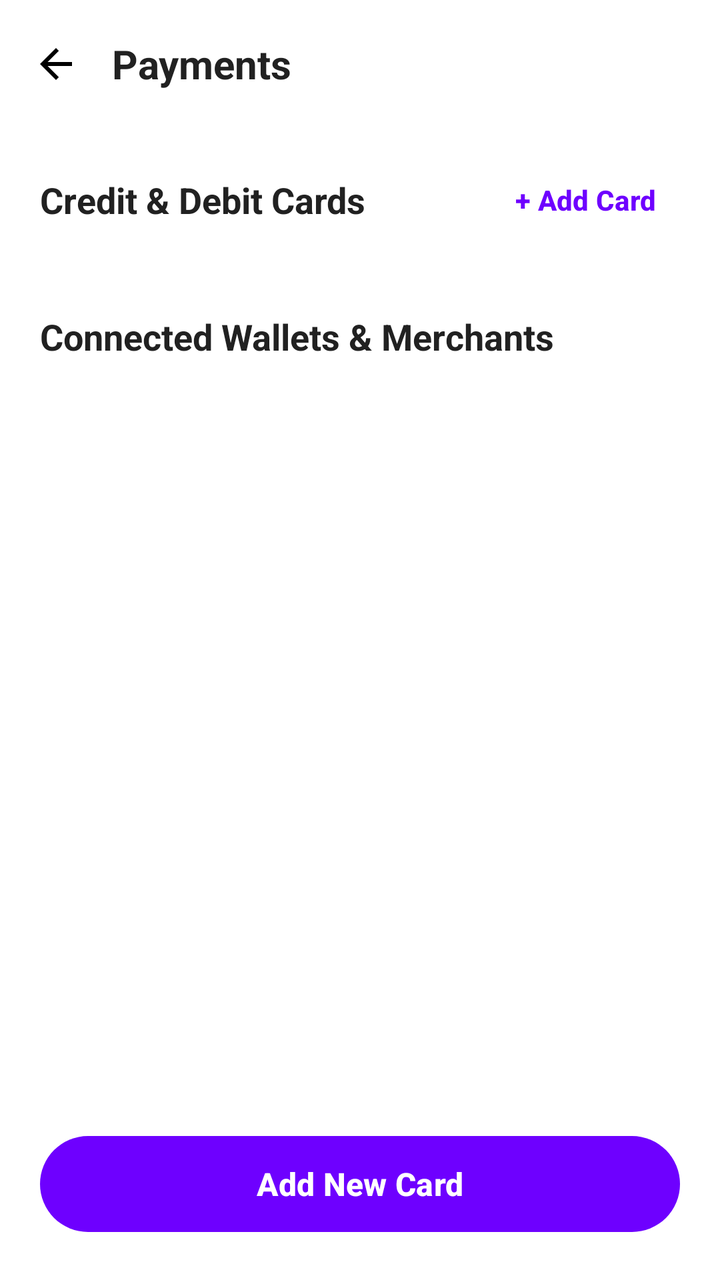
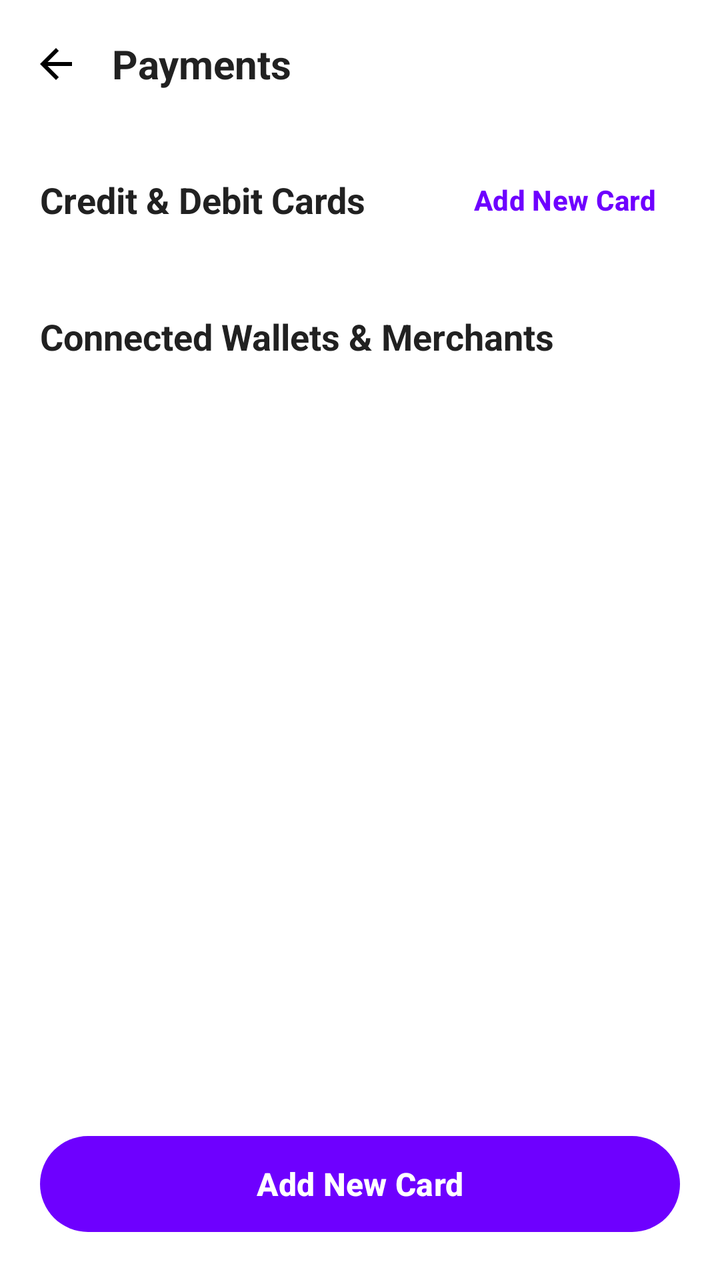

An Android layout rendered at two revisions. The XML below is the earlier revision; the diff shows what the commit changed to produce the second picture.
<!-- AndroidManifest.xml: application theme Theme.Zarur -->
<!-- res/layout/fragment_payments.xml -->
<?xml version="1.0" encoding="utf-8"?>
<androidx.coordinatorlayout.widget.CoordinatorLayout xmlns:android="http://schemas.android.com/apk/res/android"
    xmlns:app="http://schemas.android.com/apk/res-auto"
    xmlns:tools="http://schemas.android.com/tools"
    android:layout_width="match_parent"
    android:layout_height="match_parent"
    android:background="?attr/colorSurface">

    <com.google.android.material.appbar.AppBarLayout
        android:layout_width="match_parent"
        android:layout_height="wrap_content"
        android:background="?attr/colorSurface"
        app:elevation="0dp">

        <androidx.appcompat.widget.Toolbar
            android:id="@+id/toolbar"
            android:layout_width="match_parent"
            android:layout_height="?attr/actionBarSize"
            app:navigationIcon="@drawable/ic_back">

            <TextView
                android:layout_width="wrap_content"
                android:layout_height="wrap_content"
                android:text="@string/title_payments"
                android:textColor="?attr/colorOnSurface"
                android:textSize="20sp"
                android:textStyle="bold" />
        </androidx.appcompat.widget.Toolbar>
    </com.google.android.material.appbar.AppBarLayout>

    <androidx.core.widget.NestedScrollView
        android:layout_width="match_parent"
        android:layout_height="match_parent"
        app:layout_behavior="@string/appbar_scrolling_view_behavior">

        <LinearLayout
            android:layout_width="match_parent"
            android:layout_height="wrap_content"
            android:orientation="vertical"
            android:paddingBottom="100dp">

            
            <LinearLayout
                android:layout_width="match_parent"
                android:layout_height="wrap_content"
                android:gravity="center_vertical"
                android:orientation="horizontal"
                android:paddingHorizontal="20dp"
                android:paddingTop="12dp"
                android:paddingBottom="8dp">

                <TextView
                    android:layout_width="0dp"
                    android:layout_height="wrap_content"
                    android:layout_weight="1"
                    android:text="Credit &amp; Debit Cards"
                    android:textColor="?attr/colorOnSurface"
                    android:textSize="18sp"
                    android:textStyle="bold" />

                <com.google.android.material.button.MaterialButton
                    android:id="@+id/btnHeaderAddCard"
                    style="@style/Widget.Material3.Button.TextButton"
                    android:layout_width="wrap_content"
                    android:layout_height="wrap_content"
                    android:text="+ Add Card"
                    android:textColor="?attr/colorPrimary"
                    android:textStyle="bold" />
            </LinearLayout>

            <androidx.recyclerview.widget.RecyclerView
                android:id="@+id/rvCreditCards"
                android:layout_width="match_parent"
                android:layout_height="wrap_content"
                android:clipToPadding="false"
                android:nestedScrollingEnabled="false"
                tools:itemCount="2"
                tools:listitem="@layout/item_credit_card" />

            
            <TextView
                android:layout_width="wrap_content"
                android:layout_height="wrap_content"
                android:layout_marginHorizontal="20dp"
                android:layout_marginTop="24dp"
                android:layout_marginBottom="8dp"
                android:text="Connected Wallets &amp; Merchants"
                android:textColor="?attr/colorOnSurface"
                android:textSize="18sp"
                android:textStyle="bold" />

            <androidx.recyclerview.widget.RecyclerView
                android:id="@+id/rvDigitalWallets"
                android:layout_width="match_parent"
                android:layout_height="wrap_content"
                android:clipToPadding="false"
                android:nestedScrollingEnabled="false"
                tools:itemCount="5"
                tools:listitem="@layout/item_digital_wallet" />

        </LinearLayout>
    </androidx.core.widget.NestedScrollView>

    <com.google.android.material.button.MaterialButton
        android:id="@+id/btnAddCard"
        android:layout_width="match_parent"
        android:layout_height="56dp"
        android:layout_gravity="bottom"
        android:layout_margin="20dp"
        android:text="@string/button_add_new_card"
        android:textAllCaps="false"
        android:textSize="16sp"
        android:textStyle="bold"
        app:cornerRadius="28dp" />

</androidx.coordinatorlayout.widget.CoordinatorLayout>
<!-- res/layout/item_credit_card.xml (included above) -->
<?xml version="1.0" encoding="utf-8"?>
<com.google.android.material.card.MaterialCardView xmlns:android="http://schemas.android.com/apk/res/android"
    xmlns:app="http://schemas.android.com/apk/res-auto"
    xmlns:tools="http://schemas.android.com/tools"
    android:id="@+id/cardContainer"
    android:layout_width="match_parent"
    android:layout_height="200dp"
    android:layout_marginHorizontal="20dp"
    android:layout_marginVertical="8dp"
    app:cardCornerRadius="20dp"
    app:cardElevation="6dp"
    app:strokeWidth="0dp">

    <androidx.constraintlayout.widget.ConstraintLayout
        android:id="@+id/clCardBackground"
        android:layout_width="match_parent"
        android:layout_height="match_parent"
        android:background="@drawable/bg_card_visa"
        android:padding="20dp">

        
        <ImageView
            android:id="@+id/ivChip"
            android:layout_width="38dp"
            android:layout_height="28dp"
            android:src="@drawable/ic_card_chip"
            app:layout_constraintStart_toStartOf="parent"
            app:layout_constraintTop_toTopOf="parent" />

        <ImageView
            android:id="@+id/ivContactless"
            android:layout_width="22dp"
            android:layout_height="22dp"
            android:layout_marginStart="12dp"
            android:src="@drawable/ic_contactless"
            app:layout_constraintBottom_toBottomOf="@id/ivChip"
            app:layout_constraintStart_toEndOf="@id/ivChip"
            app:layout_constraintTop_toTopOf="@id/ivChip" />

        <TextView
            android:id="@+id/tvDefaultBadge"
            android:layout_width="wrap_content"
            android:layout_height="wrap_content"
            android:background="#33FFFFFF"
            android:paddingHorizontal="10dp"
            android:paddingVertical="4dp"
            android:text="DEFAULT"
            android:textColor="#FFFFFF"
            android:textSize="10sp"
            android:textStyle="bold"
            android:visibility="visible"
            app:layout_constraintEnd_toStartOf="@id/btnDeleteCard"
            app:layout_constraintTop_toTopOf="parent" />

        <ImageButton
            android:id="@+id/btnDeleteCard"
            android:layout_width="28dp"
            android:layout_height="28dp"
            android:layout_marginStart="8dp"
            android:background="?attr/selectableItemBackgroundBorderless"
            android:contentDescription="Delete Card"
            android:src="@drawable/ic_delete"
            app:layout_constraintEnd_toEndOf="parent"
            app:layout_constraintTop_toTopOf="parent"
            app:tint="#FFFFFF" />

        <ImageView
            android:id="@+id/ivBrandLogo"
            android:layout_width="52dp"
            android:layout_height="36dp"
            android:adjustViewBounds="true"
            android:scaleType="fitCenter"
            android:src="@drawable/ic_payment_visa"
            app:layout_constraintEnd_toEndOf="parent"
            app:layout_constraintTop_toBottomOf="@id/btnDeleteCard" />

        
        <TextView
            android:id="@+id/tvCardNumber"
            android:layout_width="0dp"
            android:layout_height="wrap_content"
            android:layout_marginTop="20dp"
            android:fontFamily="sans-serif-medium"
            android:letterSpacing="0.15"
            android:text="•••• •••• •••• 4242"
            android:textColor="#FFFFFF"
            android:textSize="20sp"
            android:textStyle="bold"
            app:layout_constraintEnd_toEndOf="parent"
            app:layout_constraintStart_toStartOf="parent"
            app:layout_constraintTop_toBottomOf="@id/ivChip" />

        
        <LinearLayout
            android:id="@+id/llCardHolder"
            android:layout_width="0dp"
            android:layout_height="wrap_content"
            android:orientation="vertical"
            app:layout_constraintBottom_toBottomOf="parent"
            app:layout_constraintEnd_toStartOf="@id/llExpiry"
            app:layout_constraintStart_toStartOf="parent">

            <TextView
                android:layout_width="wrap_content"
                android:layout_height="wrap_content"
                android:text="CARD HOLDER"
                android:textColor="#B3FFFFFF"
                android:textSize="9sp"
                android:textStyle="bold" />

            <TextView
                android:id="@+id/tvCardHolder"
                android:layout_width="wrap_content"
                android:layout_height="wrap_content"
                android:ellipsize="end"
                android:maxLines="1"
                android:text="Andrew Ainsley"
                android:textColor="#FFFFFF"
                android:textSize="14sp"
                android:textStyle="bold" />
        </LinearLayout>

        <LinearLayout
            android:id="@+id/llExpiry"
            android:layout_width="wrap_content"
            android:layout_height="wrap_content"
            android:orientation="vertical"
            app:layout_constraintBottom_toBottomOf="parent"
            app:layout_constraintEnd_toEndOf="parent">

            <TextView
                android:layout_width="wrap_content"
                android:layout_height="wrap_content"
                android:text="EXPIRES"
                android:textColor="#B3FFFFFF"
                android:textSize="9sp"
                android:textStyle="bold" />

            <TextView
                android:id="@+id/tvExpiryDate"
                android:layout_width="wrap_content"
                android:layout_height="wrap_content"
                android:text="12/28"
                android:textColor="#FFFFFF"
                android:textSize="14sp"
                android:textStyle="bold" />
        </LinearLayout>

        <ImageView
            android:id="@+id/ivSelectionCheck"
            android:layout_width="28dp"
            android:layout_height="28dp"
            android:src="@drawable/ic_check_circle"
            android:visibility="gone"
            app:layout_constraintBottom_toBottomOf="parent"
            app:layout_constraintEnd_toEndOf="parent"
            app:layout_constraintTop_toTopOf="parent" />

    </androidx.constraintlayout.widget.ConstraintLayout>
</com.google.android.material.card.MaterialCardView>
<!-- res/layout/item_digital_wallet.xml (included above) -->
<?xml version="1.0" encoding="utf-8"?>
<com.google.android.material.card.MaterialCardView xmlns:android="http://schemas.android.com/apk/res/android"
    xmlns:app="http://schemas.android.com/apk/res-auto"
    android:id="@+id/walletCardContainer"
    android:layout_width="match_parent"
    android:layout_height="wrap_content"
    android:layout_marginHorizontal="20dp"
    android:layout_marginVertical="6dp"
    app:cardBackgroundColor="?attr/colorSurface"
    app:cardCornerRadius="16dp"
    app:cardElevation="0dp"
    app:strokeColor="?attr/colorSurfaceVariant"
    app:strokeWidth="1dp">

    <androidx.constraintlayout.widget.ConstraintLayout
        android:layout_width="match_parent"
        android:layout_height="wrap_content"
        android:padding="16dp">

        <com.google.android.material.card.MaterialCardView
            android:id="@+id/cvIconFrame"
            android:layout_width="48dp"
            android:layout_height="48dp"
            app:cardBackgroundColor="?attr/colorSurfaceContainerHigh"
            app:cardCornerRadius="12dp"
            app:cardElevation="0dp"
            app:strokeWidth="0dp"
            app:layout_constraintBottom_toBottomOf="parent"
            app:layout_constraintStart_toStartOf="parent"
            app:layout_constraintTop_toTopOf="parent">

            <ImageView
                android:id="@+id/ivWalletIcon"
                android:layout_width="32dp"
                android:layout_height="32dp"
                android:layout_gravity="center"
                android:src="@drawable/ic_payment_paypal" />
        </com.google.android.material.card.MaterialCardView>

        <TextView
            android:id="@+id/tvWalletTitle"
            android:layout_width="0dp"
            android:layout_height="wrap_content"
            android:layout_marginStart="16dp"
            android:text="PayPal"
            android:textColor="?attr/colorOnSurface"
            android:textSize="16sp"
            android:textStyle="bold"
            app:layout_constraintEnd_toStartOf="@+id/btnAction"
            app:layout_constraintStart_toEndOf="@id/cvIconFrame"
            app:layout_constraintTop_toTopOf="parent" />

        <TextView
            android:id="@+id/tvWalletSubtitle"
            android:layout_width="0dp"
            android:layout_height="wrap_content"
            android:layout_marginStart="16dp"
            android:layout_marginTop="2dp"
            android:text="andrew_ainsley@domain.com"
            android:textColor="?attr/colorOnSurfaceVariant"
            android:textSize="13sp"
            app:layout_constraintEnd_toStartOf="@+id/btnAction"
            app:layout_constraintStart_toEndOf="@id/cvIconFrame"
            app:layout_constraintTop_toBottomOf="@id/tvWalletTitle" />

        <com.google.android.material.button.MaterialButton
            android:id="@+id/btnAction"
            style="@style/Widget.Material3.Button.TextButton"
            android:layout_width="wrap_content"
            android:layout_height="wrap_content"
            android:text="Connected"
            android:textColor="?attr/colorPrimary"
            android:textSize="13sp"
            android:textStyle="bold"
            app:layout_constraintBottom_toBottomOf="parent"
            app:layout_constraintEnd_toEndOf="parent"
            app:layout_constraintTop_toTopOf="parent" />

        <RadioButton
            android:id="@+id/rbSelectWallet"
            android:layout_width="wrap_content"
            android:layout_height="wrap_content"
            android:visibility="gone"
            app:layout_constraintBottom_toBottomOf="parent"
            app:layout_constraintEnd_toEndOf="parent"
            app:layout_constraintTop_toTopOf="parent" />

    </androidx.constraintlayout.widget.ConstraintLayout>
</com.google.android.material.card.MaterialCardView>
<!-- resources referenced by this layout -->
<resources>
  <!-- drawable bg_card_visa (drawable) -->
  <?xml version="1.0" encoding="utf-8"?>
  <shape xmlns:android="http://schemas.android.com/apk/res/android"
      android:shape="rectangle">
      <corners android:radius="20dp" />
      <gradient
          android:angle="135"
          android:endColor="#0F2027"
          android:centerColor="#203A43"
          android:startColor="#2C5364" />
  </shape>
  <!-- drawable ic_back (drawable) -->
  <?xml version="1.0" encoding="utf-8"?>
  <vector xmlns:android="http://schemas.android.com/apk/res/android"
      android:width="24dp"
      android:height="24dp"
      android:viewportWidth="24"
      android:viewportHeight="24">
      <path
          android:fillColor="#000000"
          android:pathData="M20,11H7.83l5.59,-5.59L12,4l-8,8l8,8l1.41,-1.41L7.83,13H20V11z" />
  </vector>
  <!-- drawable ic_card_chip (drawable) -->
  <?xml version="1.0" encoding="utf-8"?>
  <vector xmlns:android="http://schemas.android.com/apk/res/android"
      android:width="40dp"
      android:height="30dp"
      android:viewportWidth="40"
      android:viewportHeight="30">
    <path
        android:fillColor="#FFD700"
        android:pathData="M4,2 H36 A2,2 0 0,1 38,4 V26 A2,2 0 0,1 36,28 H4 A2,2 0 0,1 2,26 V4 A2,2 0 0,1 4,2 Z" />
    <path
        android:strokeColor="#C5A000"
        android:strokeWidth="1"
        android:pathData="M2,10 H38 M2,20 H38 M14,2 V28 M26,2 V28 M14,10 H26 M14,20 H26" />
  </vector>
  <!-- drawable ic_check_circle (drawable) -->
  <?xml version="1.0" encoding="utf-8"?>
  <vector xmlns:android="http://schemas.android.com/apk/res/android"
      android:width="24dp"
      android:height="24dp"
      android:viewportWidth="24"
      android:viewportHeight="24">
    <path
        android:fillColor="?attr/colorPrimary"
        android:pathData="M12,2C6.48,2 2,6.48 2,12s4.48,10 10,10 10,-4.48 10,-10S17.52,2 12,2zm-2,15l-5,-5 1.41,-1.41L10,14.17l7.59,-7.59L19,8l-9,9z"/>
  </vector>
  <!-- drawable ic_contactless (drawable) -->
  <?xml version="1.0" encoding="utf-8"?>
  <vector xmlns:android="http://schemas.android.com/apk/res/android"
      android:width="24dp"
      android:height="24dp"
      android:viewportWidth="24"
      android:viewportHeight="24">
    <path
        android:strokeColor="#FFFFFF"
        android:strokeWidth="2"
        android:strokeLineCap="round"
        android:pathData="M12,18 A6,6 0 0,0 12,6" />
    <path
        android:strokeColor="#FFFFFF"
        android:strokeWidth="2"
        android:strokeLineCap="round"
        android:pathData="M15,21 A10,10 0 0,0 15,3" />
    <path
        android:strokeColor="#FFFFFF"
        android:strokeWidth="2"
        android:strokeLineCap="round"
        android:pathData="M9,15 A3,3 0 0,0 9,9" />
    <path
        android:fillColor="#FFFFFF"
        android:pathData="M6,12 A1,1 0 1,1 4,12 A1,1 0 1,1 6,12 Z" />
  </vector>
  <!-- drawable ic_delete (drawable) -->
  <?xml version="1.0" encoding="utf-8"?>
  <vector xmlns:android="http://schemas.android.com/apk/res/android"
      android:width="24dp"
      android:height="24dp"
      android:viewportWidth="24"
      android:viewportHeight="24">
    <path
        android:fillColor="?attr/colorError"
        android:pathData="M6,19c0,1.1 0.9,2 2,2h8c1.1,0 2,-0.9 2,-2V7H6v12zM19,4h-3.5l-1,-1h-5l-1,1H5v2h14V4z"/>
  </vector>
  <string name="button_add_new_card">Add New Card</string>
  <string name="title_payments">Payments</string>
  <style name="Theme.Zarur" parent="Base.Theme.Zarur" />
  <color name="uzum_purple">#6E00FF</color>
  <color name="white">#FFFFFF</color>
  <color name="uzum_purple_light">#F2EBFF</color>
  <color name="neutral_900">#212121</color>
  <color name="neutral_50">#FAFAFA</color>
  <color name="neutral_700">#616161</color>
  <color name="neutral_200">#EEEEEE</color>
  <!-- unchanged entries left out for length: 3 -->
</resources>

<!-- the commit's change to res/layout/fragment_payments.xml (unified diff, before → after) -->
@@ -53,7 +53,7 @@
                     android:layout_width="0dp"
                     android:layout_height="wrap_content"
                     android:layout_weight="1"
-                    android:text="Credit &amp; Debit Cards"
+                    android:text="@string/title_credit_cards"
                     android:textColor="?attr/colorOnSurface"
                     android:textSize="18sp"
                     android:textStyle="bold" />
@@ -63,7 +63,7 @@
                     style="@style/Widget.Material3.Button.TextButton"
                     android:layout_width="wrap_content"
                     android:layout_height="wrap_content"
-                    android:text="+ Add Card"
+                    android:text="@string/button_add_new_card"
                     android:textColor="?attr/colorPrimary"
                     android:textStyle="bold" />
             </LinearLayout>
@@ -84,7 +84,7 @@
                 android:layout_marginHorizontal="20dp"
                 android:layout_marginTop="24dp"
                 android:layout_marginBottom="8dp"
-                android:text="Connected Wallets &amp; Merchants"
+                android:text="@string/title_connected_wallets"
                 android:textColor="?attr/colorOnSurface"
                 android:textSize="18sp"
                 android:textStyle="bold" />
@@ -312,7 +312,8 @@
                 android:layout_width="32dp"
                 android:layout_height="32dp"
                 android:layout_gravity="center"
-                android:src="@drawable/ic_payment_paypal" />
+                android:src="@drawable/ic_payment_paypal"
+                android:contentDescription="Wallet Icon" />
         </com.google.android.material.card.MaterialCardView>
 
         <TextView
@@ -358,6 +359,8 @@
             android:id="@+id/rbSelectWallet"
             android:layout_width="wrap_content"
             android:layout_height="wrap_content"
+            android:clickable="false"
+            android:focusable="false"
             android:visibility="gone"
             app:layout_constraintBottom_toBottomOf="parent"
             app:layout_constraintEnd_toEndOf="parent"
<!-- resource entries referenced after the edit -->
@@ -86,6 +86,8 @@
         android:pathData="M6,19c0,1.1 0.9,2 2,2h8c1.1,0 2,-0.9 2,-2V7H6v12zM19,4h-3.5l-1,-1h-5l-1,1H5v2h14V4z"/>
   </vector>
   <string name="button_add_new_card">Add New Card</string>
+  <string name="title_connected_wallets">Connected Wallets &amp; Merchants</string>
+  <string name="title_credit_cards">Credit &amp; Debit Cards</string>
   <string name="title_payments">Payments</string>
   <style name="Theme.Zarur" parent="Base.Theme.Zarur" />
   <color name="uzum_purple">#6E00FF</color>
